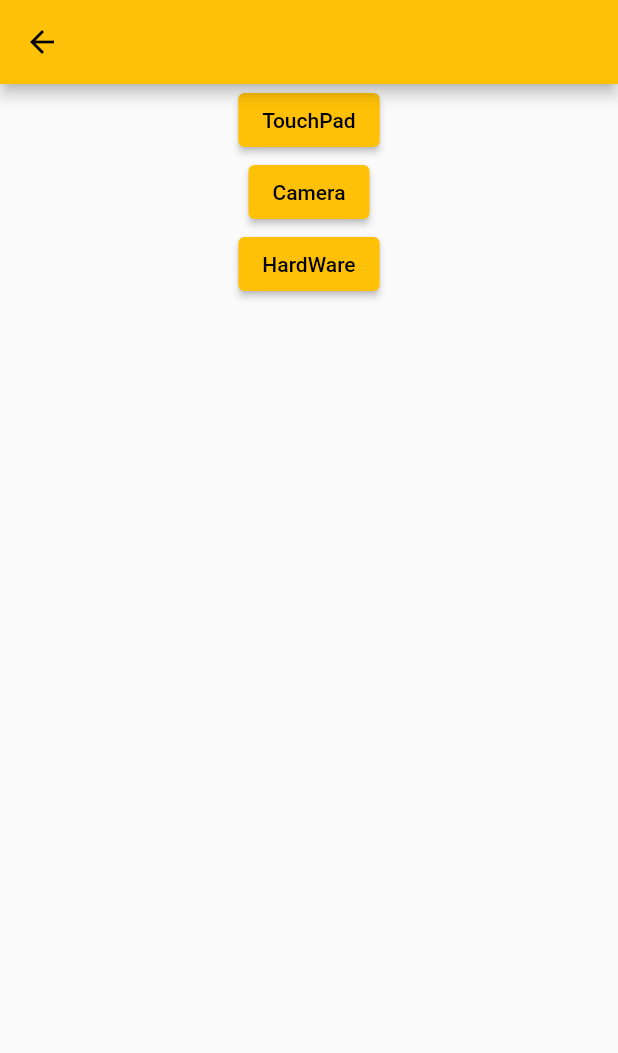
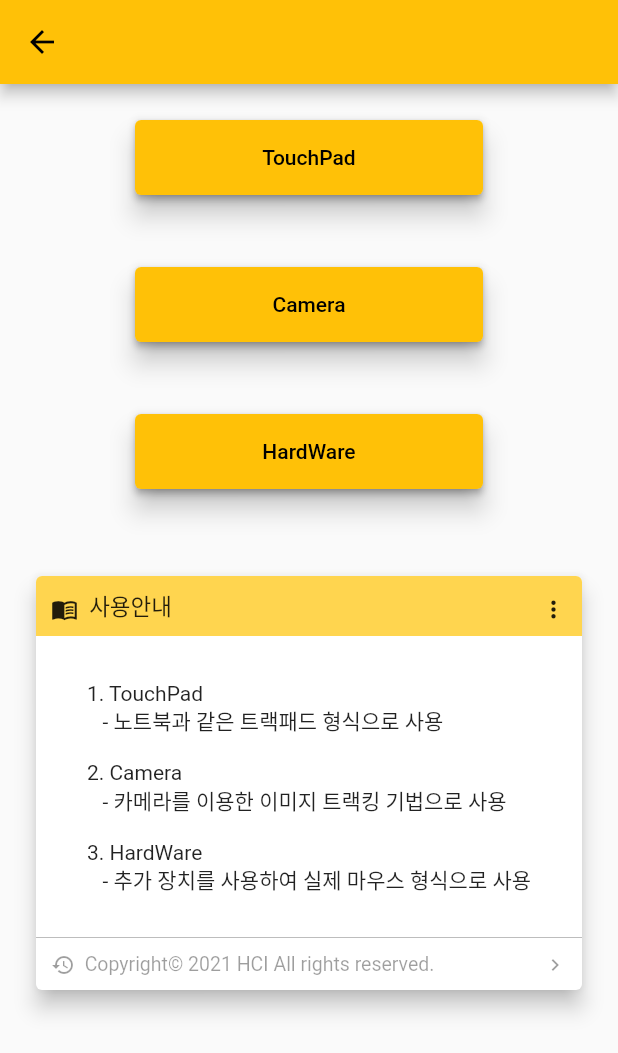
Before and after one commit to Hitbee-dev/wireless_mouse_client, a Flutter app: the screen it shows after launch, after a tap on the "send" icon, on a phone screen of 412 x 824 dp. Shown: the top 1053 px of the screen. Run offline on Flutter 3.47's test engine with Material 2 defaults, Android fonts, the phone set to English and light mode, and no system bars; our stand-ins replace get.

Commit message:
menupage layout modify

```diff
--- a/lib/pages/menu_page.dart
+++ b/lib/pages/menu_page.dart
@@ -15,16 +15,99 @@ class MenuPage extends StatelessWidget {
         child: Center(
           child: Column(
             children: [
-              ElevatedButton(
-                  onPressed: () {}, child: Container(child: Text("TouchPad"))),
-              ElevatedButton(
-                  onPressed: () {}, child: Container(child: Text("Camera"))),
-              ElevatedButton(
-                  onPressed: () {}, child: Container(child: Text("HardWare"))),
+              _menuButton("TouchPad", () {
+                Get.toNamed("/touchpad");
+              }),
+              _menuButton("Camera", () {
+                Get.toNamed("/camera");
+              }),
+              _menuButton("HardWare", () {
+                Get.toNamed("/hardware");
+              }),
+              _InfoWidget(context)
             ],
           ),
         ),
       ),
     );
   }
+
+  Widget _menuButton(String name, Function) {
+    return Padding(
+      padding: const EdgeInsets.all(20.0),
+      child: Card(
+        elevation: 7,
+        child: ElevatedButton(
+            onPressed: Function,
+            child: Container(
+                width: 200, height: 50, child: Center(child: Text(name)))),
+      ),
+    );
+  }
+
+  Widget _InfoWidget(BuildContext context) {
+    return Padding(
+      padding: EdgeInsets.only(top: 30, left: 20, right: 20, bottom: 10),
+      child: Card(
+        elevation: 6,
+        child: Column(
+          children: <Widget>[
+            Container(
+              child: Row(
+                crossAxisAlignment: CrossAxisAlignment.end,
+                children: <Widget>[
+                  Icon(Icons.menu_book, size: 18, color: Colors.black87),
+                  Text(
+                    '  사용안내',
+                    style: TextStyle(
+                        fontSize: 15,
+                        fontWeight: FontWeight.normal,
+                        color: Colors.black87),
+                  ),
+                  Spacer(),
+                  Icon(Icons.more_vert, size: 18, color: Colors.black87),
+                ],
+              ),
+              padding: EdgeInsets.symmetric(horizontal: 10, vertical: 9),
+              decoration: BoxDecoration(
+                color: Colors.amber[300],
+                borderRadius: BorderRadius.only(
+                    topLeft: Radius.circular(4), topRight: Radius.circular(4)),
+              ),
+            ),
+            Padding(
+              padding: EdgeInsets.only(top: 30, bottom: 10),
+              child: Column(
+                children: <Widget>[
+                  SizedBox(
+                      height: 160,
+                      child: Text(
+                          '1. TouchPad\n'
+                          '   - 노트북과 같은 트랙패드 형식으로 사용\n\n'
+                          '2. Camera\n'
+                          '   - 카메라를 이용한 이미지 트랙킹 기법으로 사용\n\n'
+                          '3. HardWare\n'
+                          '   - 추가 장치를 사용하여 실제 마우스 형식으로 사용\n\n',
+                          style: TextStyle(color: Colors.black87))),
+                ],
+              ),
+            ),
+            Divider(height: 2, color: Colors.black26),
+            Container(
+              child: Row(
+                children: <Widget>[
+                  Icon(Icons.history, size: 16, color: Colors.black38),
+                  Text('  Copyright© 2021 HCI All rights reserved.',
+                      style: TextStyle(fontSize: 13, color: Colors.black38)),
+                  Spacer(),
+                  Icon(Icons.chevron_right, size: 16, color: Colors.black38),
+                ],
+              ),
+              padding: EdgeInsets.symmetric(horizontal: 10, vertical: 9),
+            )
+          ],
+        ),
+      ),
+    );
+  }
 }
```
